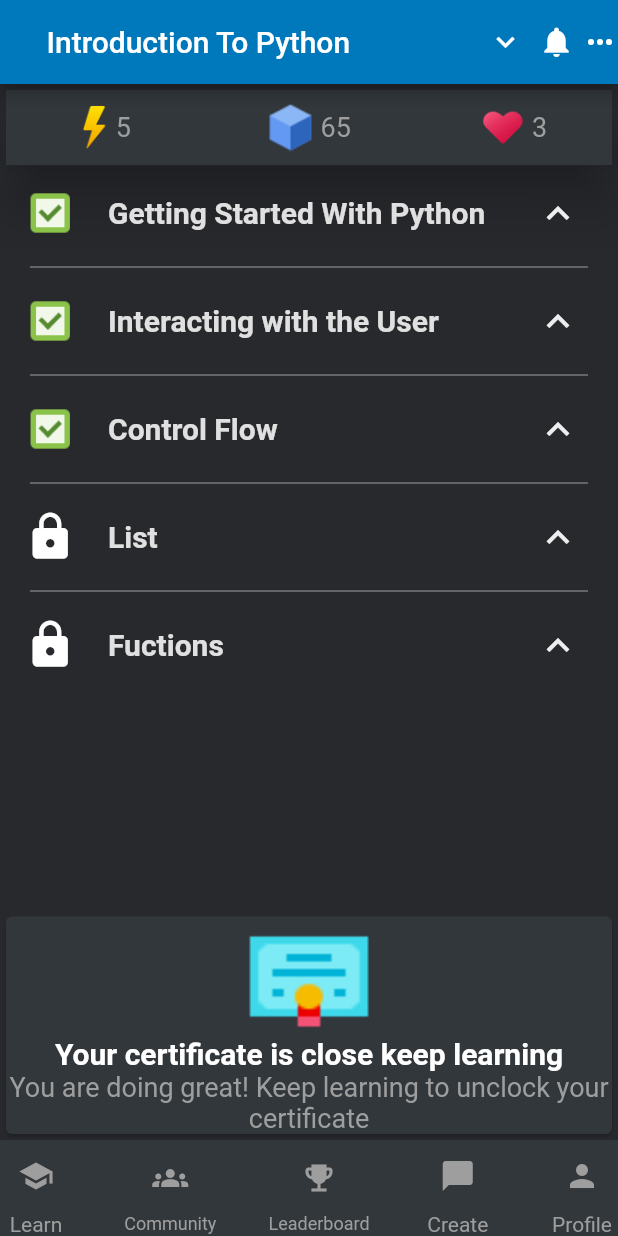
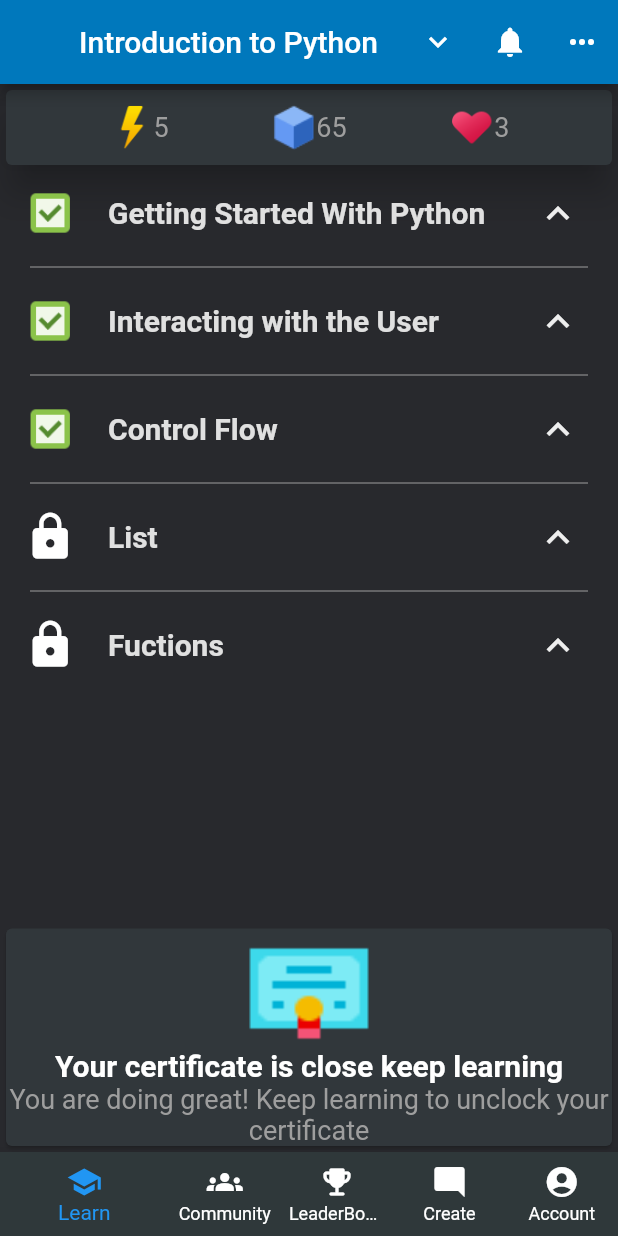
Before and after one commit to GoodCoder27/Sololearn-Clone, a Flutter app: the screen it shows after launch, on a phone screen of 412 x 824 dp. Run offline on Flutter 3.47's test engine with Material 2 defaults, Android fonts, the phone set to English and light mode, and no system bars.

Commit message:
bottom-nav-bar

```diff
--- /dev/null
+++ b/lib/components/certificate.dart
@@ -0,0 +1,57 @@
+import 'package:flutter/material.dart';
+import 'package:sololearn_clone/model/lessons.dart';
+
+class Certificate extends StatelessWidget {
+  const Certificate({super.key});
+
+  String doneCourse() {
+    if (Lessons().allDone() == true) {
+      return 'Your certificate is close keep learning';
+    } else {
+      return 'The certificate is ready to claim for you. You did amazing job in the course and earned it';
+    }
+  }
+
+  String doneCourse2() {
+    if (Lessons().allDone2() == true) {
+      return 'You are doing great! Keep learning to unclock your certificate';
+    } else {
+      return 'Well done!';
+    }
+  }
+
+  @override
+  Widget build(BuildContext context) {
+    return Card(
+      color: const Color.fromARGB(255, 49, 55, 59),
+      child: Column(
+        mainAxisAlignment: MainAxisAlignment.spaceBetween,
+        children: [
+          Image.asset(
+            'lib/icons/certificate.png',
+            height: 80,
+            fit: BoxFit.fill,
+            width: 90,
+          ),
+          Text(
+            doneCourse(),
+            style: const TextStyle(
+              color: Colors.white,
+              fontWeight: FontWeight.bold,
+              fontSize: 20,
+            ),
+            textAlign: TextAlign.center,
+          ),
+          Text(
+            doneCourse2(),
+            style: const TextStyle(
+              color: Colors.grey,
+              fontSize: 18,
+            ),
+            textAlign: TextAlign.center,
+          ),
+        ],
+      ),
+    );
+  }
+}
--- a/lib/main.dart
+++ b/lib/main.dart
@@ -1,5 +1,5 @@
 import 'package:flutter/material.dart';
-import 'package:sololearn_clone/pages/learn_page.dart';
+import 'package:sololearn_clone/pages/home_page.dart';
 
 void main() {
   runApp(const MyApp());
@@ -12,7 +12,7 @@ class MyApp extends StatelessWidget {
   Widget build(BuildContext context) {
     return const MaterialApp(
       debugShowCheckedModeBanner: false,
-      home: LearnPage(),
+      home: HomePage(),
     );
   }
 }
--- a/lib/model/intro_py.dart
+++ b/lib/model/intro_py.dart
@@ -2,5 +2,8 @@ class IntroPython {
   final bool isLocked;
   final String tileText;
 
-  IntroPython({required this.isLocked, required this.tileText});
+  IntroPython({
+    required this.isLocked,
+    required this.tileText,
+  });
 }
--- /dev/null
+++ b/lib/pages/account_page.dart
@@ -0,0 +1,15 @@
+import 'package:flutter/material.dart';
+
+class AccountPage extends StatefulWidget {
+  const AccountPage({super.key});
+
+  @override
+  State<AccountPage> createState() => _AccountPageState();
+}
+
+class _AccountPageState extends State<AccountPage> {
+  @override
+  Widget build(BuildContext context) {
+    return const Column();
+  }
+}
--- /dev/null
+++ b/lib/pages/community_page.dart
@@ -0,0 +1,15 @@
+import 'package:flutter/material.dart';
+
+class CommunityPage extends StatefulWidget {
+  const CommunityPage({super.key});
+
+  @override
+  State<CommunityPage> createState() => _CommunityPageState();
+}
+
+class _CommunityPageState extends State<CommunityPage> {
+  @override
+  Widget build(BuildContext context) {
+    return const Column();
+  }
+}
--- /dev/null
+++ b/lib/pages/create_page.dart
@@ -0,0 +1,10 @@
+import 'package:flutter/material.dart';
+
+class CreatePage extends StatelessWidget {
+  const CreatePage({super.key});
+
+  @override
+  Widget build(BuildContext context) {
+    return const Column();
+  }
+}
--- /dev/null
+++ b/lib/pages/home_page.dart
@@ -0,0 +1,132 @@
+import 'package:flutter/material.dart';
+import 'package:sololearn_clone/pages/account_page.dart';
+import 'package:sololearn_clone/pages/community_page.dart';
+import 'package:sololearn_clone/pages/create_page.dart';
+import 'package:sololearn_clone/pages/leaderboard_page.dart';
+import 'package:sololearn_clone/pages/learn_page.dart';
+
+class HomePage extends StatefulWidget {
+  const HomePage({super.key});
+
+  @override
+  State<HomePage> createState() => _HomePageState();
+}
+
+class _HomePageState extends State<HomePage> {
+  // ignore: unused_field
+  int _selectedIndex = 0;
+
+  void navigationBottomBar(int index) {
+    setState(() {
+      _selectedIndex = index;
+    });
+  }
+
+  final List<Widget> _pages = [
+    // learn
+    const LearnPage(),
+
+    // community
+    const CommunityPage(),
+
+    // leaderboard
+    const LeaderBoardPage(),
+
+    // create
+    const CreatePage(),
+
+    // account
+    const AccountPage(),
+  ];
+
+  Widget whatSelected() {
+    if (_selectedIndex == 0) {
+      return const Text("Introduction to Python");
+    } else if (_selectedIndex == 1) {
+      return const Text('Community');
+    } else if (_selectedIndex == 2) {
+      return const Text('Leaderboard');
+    } else if (_selectedIndex == 3) {
+      return const Text('Create');
+    } else {
+      return const Text('Profile');
+    }
+  }
+
+  Widget? onLearnPage() {
+    if (_selectedIndex == 0) {
+      return IconButton(
+        onPressed: () {},
+        icon: const Icon(Icons.expand_more),
+      );
+    } else {
+      return const Text(
+        'a',
+        style: TextStyle(
+          color: Color.fromARGB(255, 0, 120, 188),
+        ),
+      );
+    }
+  }
+
+  @override
+  Widget build(BuildContext context) {
+    return Scaffold(
+      appBar: AppBar(
+        title: whatSelected(),
+        centerTitle: true,
+        actions: [
+          Row(
+            children: [
+              onLearnPage()!,
+              IconButton(
+                onPressed: () {},
+                icon: const Icon(Icons.notifications),
+              ),
+              IconButton(
+                onPressed: () {},
+                icon: const Icon(Icons.more_horiz),
+              ),
+            ],
+          ),
+        ],
+        backgroundColor: const Color.fromARGB(255, 0, 120, 188),
+      ),
+      backgroundColor: const Color.fromARGB(255, 40, 41, 45),
+      bottomNavigationBar: BottomNavigationBar(
+        showUnselectedLabels: true,
+        items: const [
+          BottomNavigationBarItem(
+            icon: Icon(Icons.school),
+            label: 'Learn',
+            backgroundColor: Color.fromARGB(255, 47, 56, 58),
+          ),
+          BottomNavigationBarItem(
+            icon: Icon(Icons.groups),
+            label: 'Community',
+            backgroundColor: Color.fromARGB(255, 47, 56, 58),
+          ),
+          BottomNavigationBarItem(
+            icon: Icon(Icons.emoji_events_rounded),
+            label: 'LeaderBoard',
+            backgroundColor: Color.fromARGB(255, 47, 56, 58),
+          ),
+          BottomNavigationBarItem(
+            icon: Icon(Icons.mode_comment),
+            label: 'Create',
+            backgroundColor: Color.fromARGB(255, 47, 56, 58),
+          ),
+          BottomNavigationBarItem(
+            icon: Icon(Icons.account_circle_rounded),
+            label: 'Account',
+            backgroundColor: Color.fromARGB(255, 47, 56, 58),
+          ),
+        ],
+        currentIndex: _selectedIndex,
+        selectedItemColor: Colors.blue,
+        onTap: (index) => navigationBottomBar(index),
+      ),
+      body: _pages[_selectedIndex],
+    );
+  }
+}
--- /dev/null
+++ b/lib/pages/leaderboard_page.dart
@@ -0,0 +1,10 @@
+import 'package:flutter/material.dart';
+
+class LeaderBoardPage extends StatelessWidget {
+  const LeaderBoardPage({super.key});
+
+  @override
+  Widget build(BuildContext context) {
+    return const Column();
+  }
+}
--- a/lib/pages/learn_page.dart
+++ b/lib/pages/learn_page.dart
@@ -1,4 +1,5 @@
 import 'package:flutter/material.dart';
+import 'package:sololearn_clone/components/certificate.dart';
 import 'package:sololearn_clone/model/intro_py.dart';
 import 'package:sololearn_clone/model/lessons.dart';
 import 'package:sololearn_clone/utilities/icon.dart';
@@ -12,175 +13,35 @@ class LearnPage extends StatefulWidget {
 }
 
 class _LearnPageState extends State<LearnPage> {
-  String doneCourse() {
-    if (Lessons().allDone() == true) {
-      return 'Your certificate is close keep learning';
-    } else {
-      return 'The certificate is ready to claim for you. You did amazing job in the course and earned it';
-    }
-  }
-
-  String doneCourse2() {
-    if (Lessons().allDone2() == true) {
-      return 'You are doing great! Keep learning to unclock your certificate';
-    } else {
-      return 'Well done!';
-    }
-  }
-
   @override
   Widget build(BuildContext context) {
-    return Scaffold(
-      // bottom nav bar
-      bottomNavigationBar: BottomAppBar(
-        color: const Color.fromARGB(255, 49, 55, 59),
+    return Column(
+      children: [
+        // container of power, model, and hearts
+        const Card(
+          color: Color.fromARGB(255, 49, 55, 59),
+          elevation: 10,
+          child: SizedBox(
+            height: 50,
             child: Row(
-          mainAxisAlignment: MainAxisAlignment.spaceBetween,
+              mainAxisAlignment: MainAxisAlignment.spaceEvenly,
               children: [
-            Column(
-              mainAxisSize: MainAxisSize.min,
-              children: [
-                IconButton(
-                  onPressed: () {},
-                  icon: const Icon(
-                    Icons.school,
-                    color: Colors.grey,
-                  ),
-                ),
-                const Text(
-                  'Learn',
-                  style: TextStyle(
-                    color: Colors.grey,
-                  ),
-                ),
-              ],
-            ),
-            Column(
-              mainAxisSize: MainAxisSize.min,
-              children: [
-                IconButton(
-                  onPressed: () {},
-                  icon: const Icon(
-                    Icons.groups,
-                    color: Colors.grey,
-                  ),
-                ),
-                const Text(
-                  'Community',
-                  style: TextStyle(
-                    color: Colors.grey,
-                    fontSize: 12,
-                  ),
-                ),
-              ],
-            ),
-            Column(
-              mainAxisSize: MainAxisSize.min,
-              children: [
-                IconButton(
-                  onPressed: () {},
-                  icon: const Icon(
-                    Icons.emoji_events,
-                    color: Colors.grey,
-                  ),
-                ),
-                const Text(
-                  'Leaderboard',
-                  style: TextStyle(
-                    color: Colors.grey,
-                    fontSize: 12,
-                  ),
-                ),
-              ],
-            ),
-            Column(
-              mainAxisSize: MainAxisSize.min,
-              children: [
-                IconButton(
-                  onPressed: () {},
-                  icon: const Icon(
-                    Icons.chat_bubble,
-                    color: Colors.grey,
-                  ),
-                ),
-                const Text(
-                  'Create',
-                  style: TextStyle(
-                    color: Colors.grey,
-                  ),
-                ),
-              ],
-            ),
-            Column(
-              mainAxisSize: MainAxisSize.min,
-              children: [
-                IconButton(
-                  onPressed: () {},
-                  icon: const Icon(
-                    Icons.person_sharp,
-                    color: Colors.grey,
-                  ),
-                ),
-                const Text(
-                  'Profile',
-                  style: TextStyle(
-                    color: Colors.grey,
-                  ),
-                ),
-              ],
-            ),
-          ],
-        ),
-      ),
-      backgroundColor: const Color.fromARGB(255, 40, 41, 45),
-      appBar: AppBar(
-        backgroundColor: const Color.fromARGB(255, 0, 120, 188),
-        title: const Padding(
-          padding: EdgeInsets.only(left: 15.0),
-          child: Text(
-            'Introduction To Python',
-            style: TextStyle(
-              fontSize: 20,
-            ),
-          ),
-        ),
-        actions: const [
-          Icon(Icons.expand_more_outlined),
-          SizedBox(width: 10),
-          Icon(Icons.notifications),
-          SizedBox(width: 5),
-          Icon(Icons.more_horiz),
-          SizedBox(height: 5),
-        ],
-      ),
-      body: Column(
-        children: [
-          Card(
-            elevation: 15,
-            child: Container(
-              color: const Color.fromARGB(255, 49, 55, 59),
-              height: 50,
-              child: const Row(
-                mainAxisAlignment: MainAxisAlignment.spaceAround,
-                children: [
-                  // streak
+                // power
                 MyIcon(
                   iconHeight: 30,
                   iconText: '5',
                   iconPath: 'lib/icons/flash.png',
                 ),
-
                 // cubes
                 MyIcon(
-                    iconHeight: 40,
+                  iconHeight: 30,
                   iconText: '65',
                   iconPath: 'lib/icons/model.png',
                 ),
-
-                  // hearts
+                // heart
                 MyIcon(
                   iconHeight: 30,
-                    iconText: ' 3',
+                  iconText: '3',
                   iconPath: 'lib/icons/heart.png',
                 ),
               ],
@@ -209,39 +70,8 @@ class _LearnPageState extends State<LearnPage> {
             },
           ),
         ),
-          // certificate
-          Card(
-            color: const Color.fromARGB(255, 49, 55, 59),
-            child: Column(
-              children: [
-                Image.asset(
-                  'lib/icons/certificate.png',
-                  height: 80,
-                  fit: BoxFit.fill,
-                  width: 90,
-                ),
-                Text(
-                  doneCourse(),
-                  style: const TextStyle(
-                    color: Colors.white,
-                    fontWeight: FontWeight.bold,
-                    fontSize: 20,
-                  ),
-                  textAlign: TextAlign.center,
-                ),
-                Text(
-                  doneCourse2(),
-                  style: const TextStyle(
-                    color: Colors.grey,
-                    fontSize: 18,
-                  ),
-                  textAlign: TextAlign.center,
-                ),
+        const Certificate(),
       ],
-            ),
-          )
-        ],
-      ),
     );
   }
 }
--- a/pubspec.yaml
+++ b/pubspec.yaml
@@ -36,6 +36,7 @@ dependencies:
   # Use with the CupertinoIcons class for iOS style icons.
   cupertino_icons: ^1.0.2
   provider:
+  google_nav_bar: ^5.0.6
 
 dev_dependencies:
   flutter_test:
```
Also changed, not shown: pubspec.lock. Lines whose indentation alone changed are shown as unchanged.
